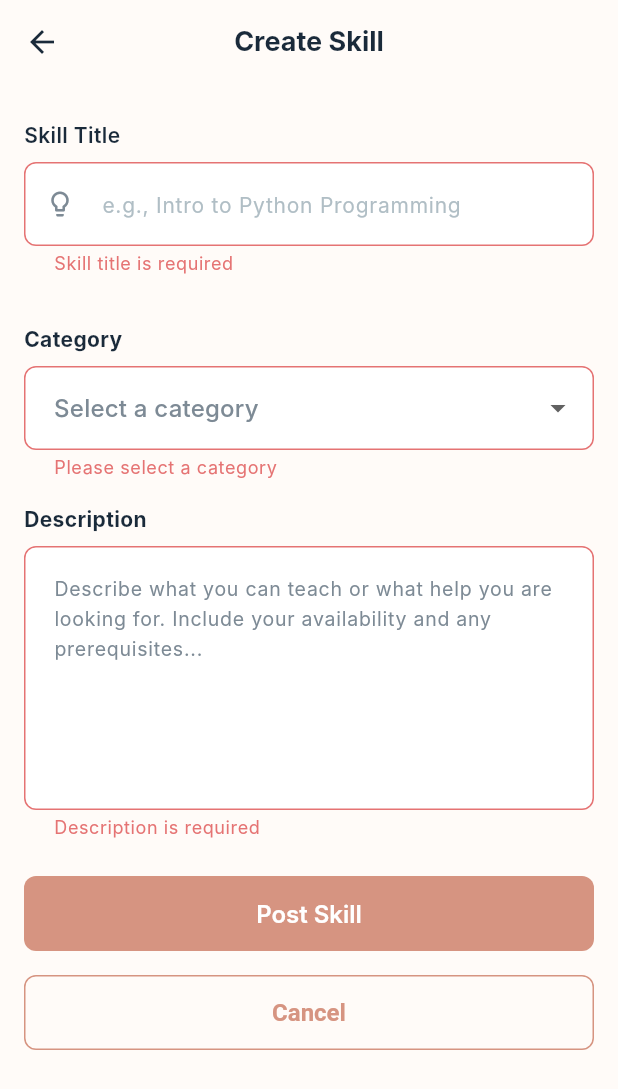
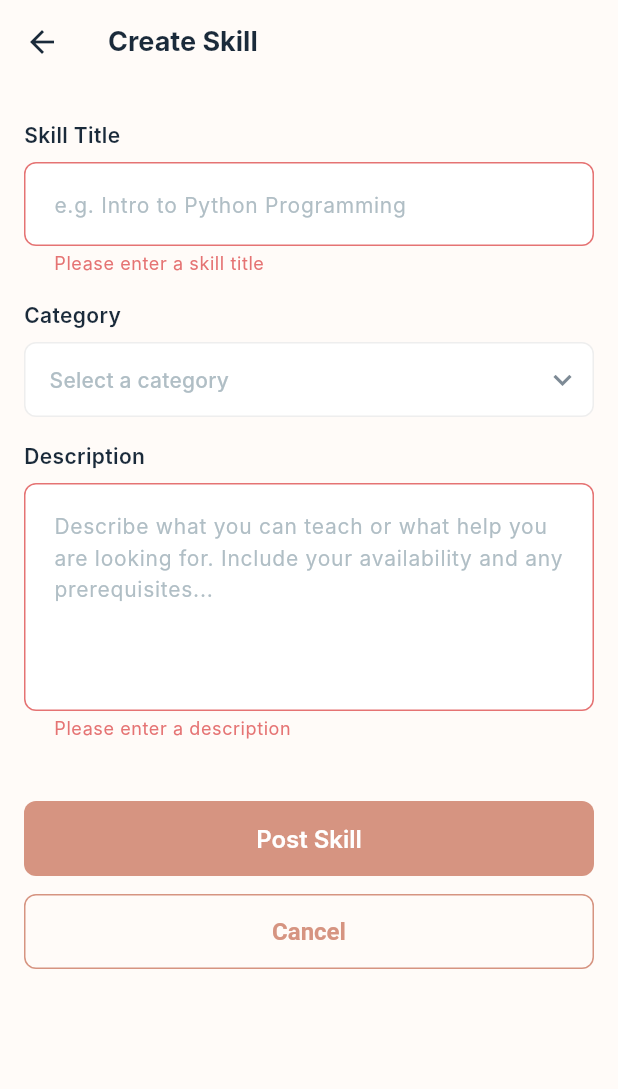
Before and after one commit to YordanosBisrat/campus-collaboration-platform, a Flutter app: the CreateSkillScreen screen opened directly, after a tap on "Post Skill", on a phone screen of 412 x 824 dp. Shown: the top 1089 px of the screen. Run offline on Flutter 3.47's test engine with Material 3 defaults, Android fonts, the phone set to English and light mode, and no system bars; our stand-ins replace go_router; Roboto replaces fonts that are missing (Inter).

Commit message:
Refactor skill posting logic and UI updates

```diff
--- a/lib/features/skills/presentation/screens/create_skill_screen.dart
+++ b/lib/features/skills/presentation/screens/create_skill_screen.dart
@@ -1,6 +1,7 @@
 // lib/features/skills/presentation/screens/create_skill_screen.dart
 
 import 'package:flutter/material.dart';
+import 'package:go_router/go_router.dart';
 import '../../../../core/theme/app_colors.dart';
 import '../../../../core/constants/app_sizes.dart';
 import '../../../../core/widgets/custom_button.dart';
@@ -17,9 +18,8 @@ class _CreateSkillScreenState extends State<CreateSkillScreen> {
   final _formKey = GlobalKey<FormState>();
   final _titleController = TextEditingController();
   final _descriptionController = TextEditingController();
-
   String? _selectedCategory;
-  bool _isPosting = false;
+  bool _isLoading = false;
 
   final List<String> _categories = [
     'Programming',
@@ -28,7 +28,6 @@ class _CreateSkillScreenState extends State<CreateSkillScreen> {
     'Math',
     'Science',
     'Music',
-    'Business',
     'Other',
   ];
 
@@ -39,40 +38,38 @@ class _CreateSkillScreenState extends State<CreateSkillScreen> {
     super.dispose();
   }
 
-  Future<void> _postSkill() async {
+  void _onPostSkill() {
     if (!_formKey.currentState!.validate()) return;
+    if (_selectedCategory == null) {
+      ScaffoldMessenger.of(
+        context,
+      ).showSnackBar(const SnackBar(content: Text('Please select a category')));
+      return;
+    }
 
-    setState(() => _isPosting = true);
-    await Future.delayed(const Duration(seconds: 1));
-    setState(() => _isPosting = false);
+    setState(() => _isLoading = true);
 
+    // TODO: Replace with real create logic
+    Future.delayed(const Duration(seconds: 1), () {
       if (!mounted) return;
-
-    ScaffoldMessenger.of(context).showSnackBar(
-      SnackBar(
-        content: const Text('Skill posted successfully!'),
-        backgroundColor: AppColors.success,
-        behavior: SnackBarBehavior.floating,
-        shape: RoundedRectangleBorder(
-          borderRadius: BorderRadius.circular(AppSizes.radiusSmall),
-        ),
-      ),
-    );
-    Navigator.pop(context);
+      setState(() => _isLoading = false);
+      context.pop();
+    });
   }
 
   @override
   Widget build(BuildContext context) {
     return Scaffold(
       backgroundColor: AppColors.background,
+
+      // ── App Bar ──────────────────────────────────────────────────────────
       appBar: AppBar(
         backgroundColor: AppColors.background,
         elevation: 0,
         leading: IconButton(
           icon: const Icon(Icons.arrow_back, color: AppColors.textPrimary),
-          onPressed: () => Navigator.pop(context),
+          onPressed: () => context.pop(),
         ),
-        centerTitle: true,
         title: const Text(
           'Create Skill',
           style: TextStyle(
@@ -81,7 +78,9 @@ class _CreateSkillScreenState extends State<CreateSkillScreen> {
             fontSize: 18,
           ),
         ),
+        centerTitle: false,
       ),
+
       body: SingleChildScrollView(
         padding: const EdgeInsets.all(AppSizes.p16),
         child: Form(
@@ -91,109 +90,89 @@ class _CreateSkillScreenState extends State<CreateSkillScreen> {
             children: [
               const SizedBox(height: AppSizes.p8),
 
-              // ── Skill Title ──────────────────────────────────────
+              // ── Skill Title ──────────────────────────────────────────
               CustomTextField(
                 label: 'Skill Title',
-                hintText: 'e.g., Intro to Python Programming',
-                prefixIcon: Icons.lightbulb_outline,
+                hintText: 'e.g. Intro to Python Programming',
                 controller: _titleController,
-                validator: (val) {
-                  if (val == null || val.trim().isEmpty) {
-                    return 'Skill title is required';
+                validator: (value) {
+                  if (value == null || value.trim().isEmpty) {
+                    return 'Please enter a skill title';
                   }
                   return null;
                 },
               ),
 
-              const SizedBox(height: AppSizes.p16),
-
-              // ── Category Dropdown ────────────────────────────────
+              // ── Category Dropdown ────────────────────────────────────
               const Text(
                 'Category',
                 style: TextStyle(
-                  fontWeight: FontWeight.bold,
+                  fontWeight: FontWeight.w600,
+                  fontSize: 14,
                   color: AppColors.textPrimary,
                 ),
               ),
               const SizedBox(height: AppSizes.p8),
-              DropdownButtonFormField<String>(
+              Container(
+                decoration: BoxDecoration(
+                  color: AppColors.cardBackground,
+                  borderRadius: BorderRadius.circular(AppSizes.radiusSmall),
+                  border: Border.all(color: AppColors.divider),
+                ),
+                child: DropdownButtonHideUnderline(
+                  child: DropdownButton<String>(
                     value: _selectedCategory,
-                hint: const Text(
+                    hint: const Padding(
+                      padding: EdgeInsets.symmetric(horizontal: AppSizes.p16),
+                      child: Text(
                         'Select a category',
-                  style: TextStyle(color: AppColors.textSecondary),
+                        style: TextStyle(
+                          color: AppColors.textHint,
+                          fontSize: 14,
                         ),
-                decoration: InputDecoration(
-                  filled: true,
-                  fillColor: Colors.white,
-                  contentPadding: const EdgeInsets.symmetric(
-                    horizontal: AppSizes.p16,
-                    vertical: AppSizes.p16,
                       ),
-                  border: OutlineInputBorder(
-                    borderRadius: BorderRadius.circular(AppSizes.radiusSmall),
-                    borderSide: BorderSide(color: Colors.grey.shade300),
                     ),
-                  enabledBorder: OutlineInputBorder(
-                    borderRadius: BorderRadius.circular(AppSizes.radiusSmall),
-                    borderSide: BorderSide(color: Colors.grey.shade300),
-                  ),
-                  focusedBorder: OutlineInputBorder(
-                    borderRadius: BorderRadius.circular(AppSizes.radiusSmall),
-                    borderSide: const BorderSide(color: AppColors.primary),
+                    isExpanded: true,
+                    icon: const Padding(
+                      padding: EdgeInsets.only(right: AppSizes.p8),
+                      child: Icon(
+                        Icons.keyboard_arrow_down,
+                        color: AppColors.textSecondary,
                       ),
                     ),
                     items: _categories
                         .map(
-                      (cat) => DropdownMenuItem(value: cat, child: Text(cat)),
+                          (cat) => DropdownMenuItem(
+                            value: cat,
+                            child: Padding(
+                              padding: const EdgeInsets.symmetric(
+                                horizontal: AppSizes.p16,
+                              ),
+                              child: Text(
+                                cat,
+                                style: const TextStyle(fontSize: 14),
+                              ),
+                            ),
+                          ),
                         )
                         .toList(),
                     onChanged: (val) => setState(() => _selectedCategory = val),
-                validator: (val) {
-                  if (val == null) return 'Please select a category';
-                  return null;
-                },
+                  ),
+                ),
               ),
 
               const SizedBox(height: AppSizes.p16),
 
-              // ── Description ──────────────────────────────────────
-              const Text(
-                'Description',
-                style: TextStyle(
-                  fontWeight: FontWeight.bold,
-                  color: AppColors.textPrimary,
-                ),
-              ),
-              const SizedBox(height: AppSizes.p8),
-              TextFormField(
-                controller: _descriptionController,
-                maxLines: 6,
-                decoration: InputDecoration(
+              // ── Description ──────────────────────────────────────────
+              CustomTextField(
+                label: 'Description',
                 hintText:
                     'Describe what you can teach or what help you are looking for. Include your availability and any prerequisites...',
-                  hintStyle: const TextStyle(
-                    color: AppColors.textSecondary,
-                    fontSize: 13,
-                  ),
-                  filled: true,
-                  fillColor: Colors.white,
-                  contentPadding: const EdgeInsets.all(AppSizes.p16),
-                  border: OutlineInputBorder(
-                    borderRadius: BorderRadius.circular(AppSizes.radiusSmall),
-                    borderSide: BorderSide(color: Colors.grey.shade300),
-                  ),
-                  enabledBorder: OutlineInputBorder(
-                    borderRadius: BorderRadius.circular(AppSizes.radiusSmall),
-                    borderSide: BorderSide(color: Colors.grey.shade300),
-                  ),
-                  focusedBorder: OutlineInputBorder(
-                    borderRadius: BorderRadius.circular(AppSizes.radiusSmall),
-                    borderSide: const BorderSide(color: AppColors.primary),
-                  ),
-                ),
-                validator: (val) {
-                  if (val == null || val.trim().isEmpty) {
-                    return 'Description is required';
+                controller: _descriptionController,
+                maxLines: 5,
+                validator: (value) {
+                  if (value == null || value.trim().isEmpty) {
+                    return 'Please enter a description';
                   }
                   return null;
                 },
@@ -201,25 +180,20 @@ class _CreateSkillScreenState extends State<CreateSkillScreen> {
 
               const SizedBox(height: AppSizes.p24),
 
-              // ── Post Skill Button ────────────────────────────────
-              _isPosting
-                  ? const SizedBox(
-                      height: 50,
-                      child: Center(
-                        child: CircularProgressIndicator(
-                          color: AppColors.primary,
+              // ── Post Skill button ────────────────────────────────────
+              CustomButton(
+                text: 'Post Skill',
+                onPressed: _onPostSkill,
+                isLoading: _isLoading,
               ),
-                      ),
-                    )
-                  : CustomButton(text: 'Post Skill', onPressed: _postSkill),
 
-              const SizedBox(height: AppSizes.p16),
+              const SizedBox(height: AppSizes.p12),
 
-              // ── Cancel ───────────────────────────────────────────
+              // ── Cancel ───────────────────────────────────────────────
               CustomButton(
                 text: 'Cancel',
                 isPrimary: false,
-                onPressed: () => Navigator.pop(context),
+                onPressed: () => context.pop(),
               ),
 
               const SizedBox(height: AppSizes.p24),
```
Lines whose indentation alone changed are shown as unchanged.
